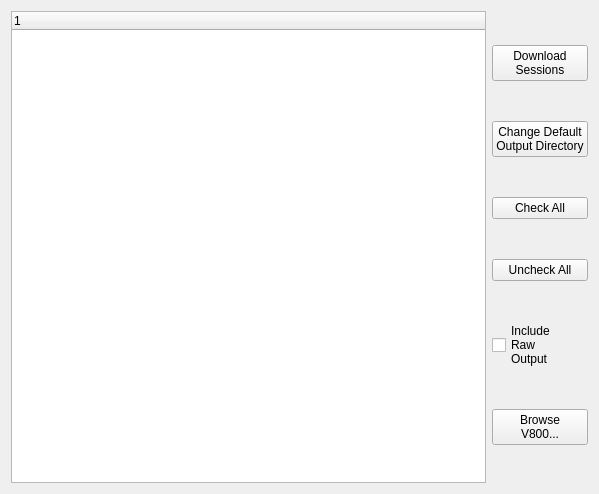
Before: the Qt Designer form src/ui/v800main.ui in profanum429/v800_downloader, drawn with Qt 5.
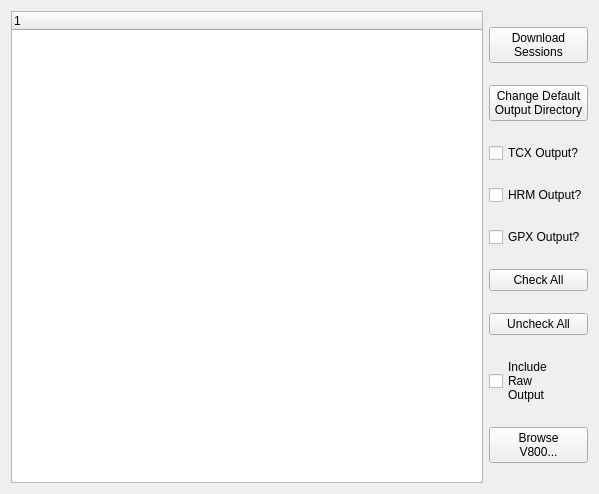
After: the same form once the commit is applied.

Diff of the .ui file:
```diff
--- a/src/ui/v800main.ui
+++ b/src/ui/v800main.ui
@@ -52,6 +52,27 @@
          </property>
         </widget>
        </item>
+       <item>
+        <widget class="QCheckBox" name="tcxBox">
+         <property name="text">
+          <string>TCX Output?</string>
+         </property>
+        </widget>
+       </item>
+       <item>
+        <widget class="QCheckBox" name="hrmBox">
+         <property name="text">
+          <string>HRM Output?</string>
+         </property>
+        </widget>
+       </item>
+       <item>
+        <widget class="QCheckBox" name="gpxBox">
+         <property name="text">
+          <string>GPX Output?</string>
+         </property>
+        </widget>
+       </item>
        <item>
         <widget class="QPushButton" name="checkBtn">
          <property name="text">
```
